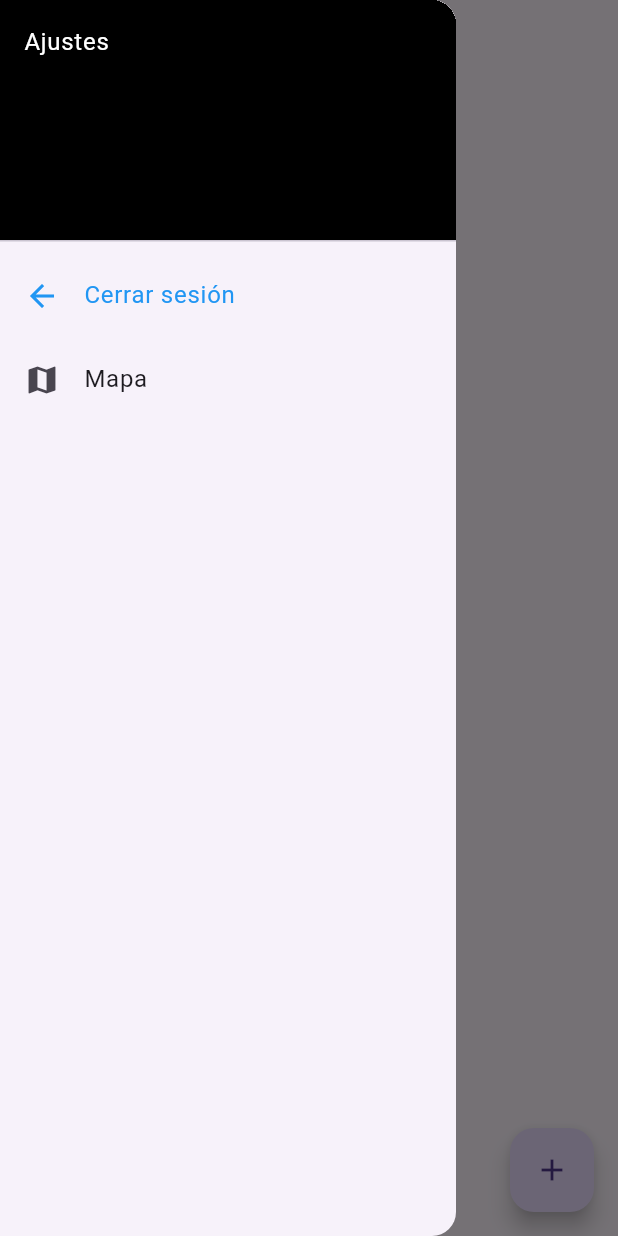
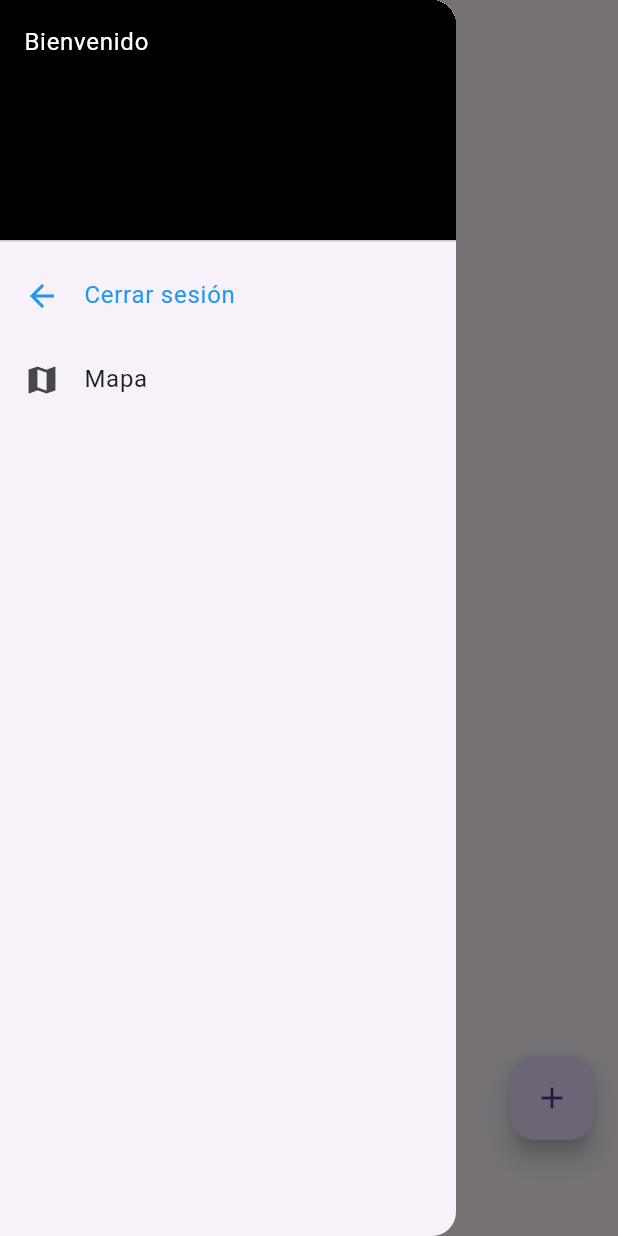
Before and after one commit to carlosguemes/Proyecto_Final_PMDM_PSP, a Flutter app: the screen it shows after launch, with the side drawer open, on a phone screen of 412 x 824 dp. Run offline on Flutter 3.47's test engine with Material 3 defaults, Android fonts, the phone set to English and light mode, and no system bars; our stand-ins replace cloud_firestore, firebase_auth, firebase_core, firebase_storage, google_maps_flutter, image_picker and 1 more; accounts and stored records are empty; generated files the repository leaves out were written again.

Commit message:
Commit V39: Añadir nombre de usuario al drawer y otros cambios

```diff
--- a/lib/Singletone/DataHolder.dart
+++ b/lib/Singletone/DataHolder.dart
@@ -1,9 +1,13 @@
 import 'package:cloud_firestore/cloud_firestore.dart';
+import 'package:firebase_auth/firebase_auth.dart';
 import 'package:proyecto_final_pmdm_psp/FbObjects/FbProducto.dart';
 import 'package:shared_preferences/shared_preferences.dart';
 
+import '../FbObjects/FbUsuario.dart';
+
 class DataHolder{
   FbProducto? productoGuardado;
+  late FbUsuario usuario;
 
   static final DataHolder _dataHolder = new DataHolder._internal();
   FirebaseFirestore db = FirebaseFirestore.instance;
@@ -34,7 +38,6 @@ class DataHolder{
     reference.add(producto);
   }
 
-
   Future<FbProducto?> initCachedFbProducto() async{
     if (productoGuardado!=null) return productoGuardado;
     SharedPreferences prefs = await SharedPreferences.getInstance();
--- a/lib/Vistas/HomeView.dart
+++ b/lib/Vistas/HomeView.dart
@@ -3,10 +3,12 @@ import 'package:firebase_auth/firebase_auth.dart';
 import 'package:flutter/material.dart';
 
 import '../FbObjects/FbProducto.dart';
+import '../FbObjects/FbUsuario.dart';
 import '../Singletone/DataHolder.dart';
 import '../VistasPersonalizadas/CeldasPersonalizadas.dart';
 import '../VistasPersonalizadas/DrawerPersonalizado.dart';
 import '../VistasPersonalizadas/ListasPersonalizadas.dart';
+import '../VistasPersonalizadas/MenuBottom.dart';
 import 'LoginView.dart';
 import 'MapaView.dart';
 import 'RegisterView.dart';
@@ -19,6 +21,7 @@ class HomeView extends StatefulWidget{
 class _HomeViewState extends State<HomeView> {
   FirebaseFirestore db = FirebaseFirestore.instance;
   final List<FbProducto> productos = [];
+  FbUsuario usuario = FbUsuario(nombre: "", edad: 0);
 
   void descargarProductos() async{
     CollectionReference<FbProducto> reference = db
@@ -35,12 +38,24 @@ class _HomeViewState extends State<HomeView> {
     }
   }
 
+  void descargarUsuario() async{
+    String uidUsuario = FirebaseAuth.instance.currentUser!.uid;
+
+    DocumentReference<FbUsuario> reference = db
+        .collection("Usuarios")
+        .doc(uidUsuario)
+        .withConverter(fromFirestore: FbUsuario.fromFirestore,
+        toFirestore: (FbUsuario usuario, _) => usuario.toFirestore());
+
+    DocumentSnapshot<FbUsuario> docSnap = await reference.get();
+    usuario = docSnap.data()!;
+  }
+
   bool esLista = false;
   void onBottomMenuPressed(int indice) {
     setState(() {
       if (indice == 0){
         esLista = true;
-        print('object');
       }
       else if (indice == 1){
         esLista = false;
@@ -74,7 +89,7 @@ class _HomeViewState extends State<HomeView> {
   Widget? creadorDeItemLista(BuildContext context, int index){
     return ListasPersonalizadas(sText: productos[index].nombre,
       dFontSize: 20,
-      mcColores: Colors.blueGrey,
+      mcColores: Colors.blue,
       iPosicion: index,
       onItemListaClickedFunction: onItemListaClicked,
       imagen: productos[index].imagen,
@@ -112,6 +127,8 @@ class _HomeViewState extends State<HomeView> {
 
   @override
   void initState() {
+    super.initState();
+    descargarUsuario();
     descargarProductos();
   }
 
@@ -122,7 +139,11 @@ class _HomeViewState extends State<HomeView> {
       body: (
           Center(child: celdasOLista(esLista))
       ),
-      drawer: DrawerPersonalizado(onItemTap: eventoDrawerPersonalizado),
+
+      bottomNavigationBar: MenuBottom(events: onBottomMenuPressed),
+
+      drawer: DrawerPersonalizado(onItemTap: eventoDrawerPersonalizado,
+      nombreUsuario: usuario.nombre,),
 
       floatingActionButton:FloatingActionButton(
         onPressed: () {
--- a/lib/Vistas/ProductosView.dart
+++ b/lib/Vistas/ProductosView.dart
@@ -150,8 +150,8 @@ class _ProductosViewState extends State<ProductosView> {
       appBar: AppBar(title: Text('Edita el producto')),
       body: Column(
         children: [
-          TextEditingPersonalizado(controlador: tecNombre, texto: _datosProducto.nombre, contrasenya: false),
-          TextEditingPersonalizado(controlador: tecPrecio, texto: _datosProducto.precio.toString(), contrasenya: false),
+          TextEditingPersonalizado(controlador: tecNombre, texto: "Nombre del producto", contrasenya: false),
+          TextEditingPersonalizado(controlador: tecPrecio, texto: "Precio del producto", contrasenya: false),
           if (!cambioImagen)
             Image.network(_datosProducto.imagen, width: 100, height: 100)
 
--- a/lib/VistasPersonalizadas/DrawerPersonalizado.dart
+++ b/lib/VistasPersonalizadas/DrawerPersonalizado.dart
@@ -1,9 +1,14 @@
+import 'package:cloud_firestore/cloud_firestore.dart';
+import 'package:firebase_auth/firebase_auth.dart';
 import 'package:flutter/material.dart';
 
 class DrawerPersonalizado extends StatelessWidget{
 
   Function (int indice)? onItemTap;
-  DrawerPersonalizado({Key? key, required this.onItemTap}) : super(key: key);
+  String nombreUsuario;
+  DrawerPersonalizado({Key? key,
+    required this.onItemTap,
+    required this.nombreUsuario}) : super(key: key);
 
   @override
   Widget build(BuildContext context) {
@@ -11,13 +16,13 @@ class DrawerPersonalizado extends StatelessWidget{
       child: ListView(
         padding: EdgeInsets.zero,
         children: [
-          const DrawerHeader(
+          DrawerHeader(
             decoration: BoxDecoration(
               color: Colors.black,
             ),
             child: Text(
                 style: TextStyle(color: Colors.white),
-                'Ajustes'
+                'Bienvenido ' + nombreUsuario
             ),
           ),
           ListTile(
@@ -40,5 +45,4 @@ class DrawerPersonalizado extends StatelessWidget{
       ),
     );
   }
-
 }
--- a/lib/VistasPersonalizadas/ListasPersonalizadas.dart
+++ b/lib/VistasPersonalizadas/ListasPersonalizadas.dart
@@ -27,12 +27,12 @@ class ListasPersonalizadas extends StatelessWidget {
           color: mcColores,
           child: Row(
             children: [
+              Padding(padding: EdgeInsets.all(8.0)),
               Image.network(imagen,
                   width: 100,
                   height: 100),
+              Padding(padding: EdgeInsets.all(8.0)),
               Text(sText, style: TextStyle(fontSize: dFontSize)),
-              TextButton(onPressed: null,
-                  child: Text("+", style: TextStyle(fontSize: dFontSize)))
             ],
           )
       ),
--- /dev/null
+++ b/lib/VistasPersonalizadas/MenuBottom.dart
@@ -0,0 +1,17 @@
+import 'package:flutter/material.dart';
+
+class MenuBottom extends StatelessWidget {
+  Function (int indice)? events;
+  MenuBottom({Key? key, required this.events}) : super(key: key);
+
+  @override
+  Widget build(BuildContext context) {
+    return Row(
+        mainAxisAlignment: MainAxisAlignment.spaceEvenly,
+        children: [
+          TextButton(onPressed: () => events!(0), child: Icon(Icons.list,color: Colors.pink,)),
+          TextButton(onPressed: () => events!(1), child: Icon(Icons.grid_view,color: Colors.pink,)),
+        ]
+    );
+  }
+}
```
